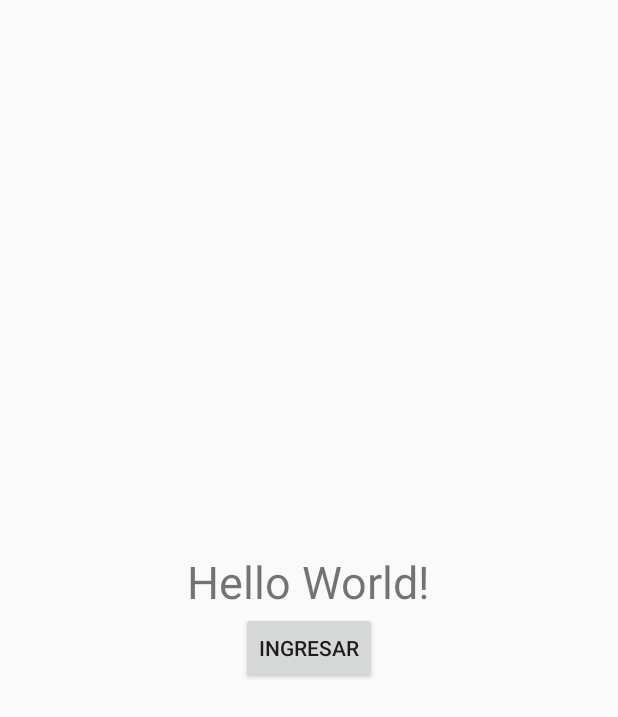
After one commit to MiguelMoranR/route_plan_app, an Android app built with Jetpack Compose: the layout activity_main.xml on its own in the app's theme, with its tools: preview values and no code run, on a phone screen of 412 x 824 dp. The commit adds this screen. Shown: the top 717 px of the screen. Run offline under Robolectric (Android 15) with nearby library versions, the phone set to English and light mode, and no system bars.

Commit message:
Actualización

```diff
--- a/app/src/main/AndroidManifest.xml
+++ b/app/src/main/AndroidManifest.xml
@@ -15,7 +15,7 @@
         <activity
             android:name=".MainActivity"
             android:exported="true"
-            android:label="Route_plan_app"
+            android:label="@string/app_name"
             android:theme="@style/Theme.Route_plan_app">
             <intent-filter>
                 <action android:name="android.intent.action.MAIN" />
--- a/app/src/main/java/co/edu/uan/route_plan_app/Theme.kt
+++ b/app/src/main/java/co/edu/uan/route_plan_app/ui/theme/Theme.kt
@@ -18,9 +18,9 @@ private val DarkColorScheme = darkColorScheme(
 )
 
 private val LightColorScheme = lightColorScheme(
-    primary = PurpleGrey80,
-    secondary = PurpleGrey80,
-    tertiary = Pink80
+    primary = Purple40,
+    secondary = PurpleGrey40,
+    tertiary = Pink40
 
     /* Other default colors to override
     background = Color(0xFFFFFBFE),
--- /dev/null
+++ b/app/src/main/res/layout/activity_main.xml
@@ -0,0 +1,28 @@
+<?xml version="1.0" encoding="utf-8"?>
+<LinearLayout
+    xmlns:android="http://schemas.android.com/apk/res/android"
+    xmlns:tools="http://schemas.android.com/tools"
+    android:layout_width="match_parent"
+    android:layout_height="match_parent"
+    android:orientation="vertical"
+    android:gravity="center_vertical"
+    tools:context=".MainActivity">
+
+    <TextView
+        android:layout_width="wrap_content"
+        android:layout_height="wrap_content"
+        android:text="Hello World!"
+        android:id="@+id/txtHellow"
+        android:textSize="30sp"
+        android:layout_gravity="center_horizontal"
+
+        />
+    <Button
+        android:layout_width="wrap_content"
+        android:layout_height="wrap_content"
+        android:id="@+id/btnEnviar"
+        android:text="@string/Ingresar"
+        android:layout_gravity="center_horizontal"
+        />
+
+</LinearLayout>
--- a/app/src/main/res/values/strings.xml
+++ b/app/src/main/res/values/strings.xml
@@ -1,3 +1,4 @@
 <resources>
     <string name="app_name">Route_plan_app</string>
+    <string name="Ingresar">Ingresar</string>
 </resources>
--- a/build.gradle.kts
+++ b/build.gradle.kts
@@ -1,5 +1,5 @@
 // Top-level build file where you can add configuration options common to all sub-projects/modules.
 plugins {
-    alias(libs.plugins.androidApplication) apply false
-    alias(libs.plugins.jetbrainsKotlinAndroid) apply false
+    alias(libs.plugins.android.application) apply false
+    alias(libs.plugins.jetbrains.kotlin.android) apply false
 }
```
Also changed, not shown: app/build.gradle.kts (+3 -4 lines), app/src/main/res/navigation/nav_graph.xml (deleted, +0 -28 lines), gradle/libs.versions.toml (+5 -15 lines), app/src/main/java/co/edu/uan/route_plan_app/ui/theme/Color.kt (renamed from app/src/main/java/co/edu/uan/route_plan_app/Color.kt), app/src/main/java/co/edu/uan/route_plan_app/ui/theme/Type.kt (renamed from app/src/main/java/co/edu/uan/route_plan_app/Type.kt), gradle/wrapper/gradle-wrapper.properties, 1 other file.
